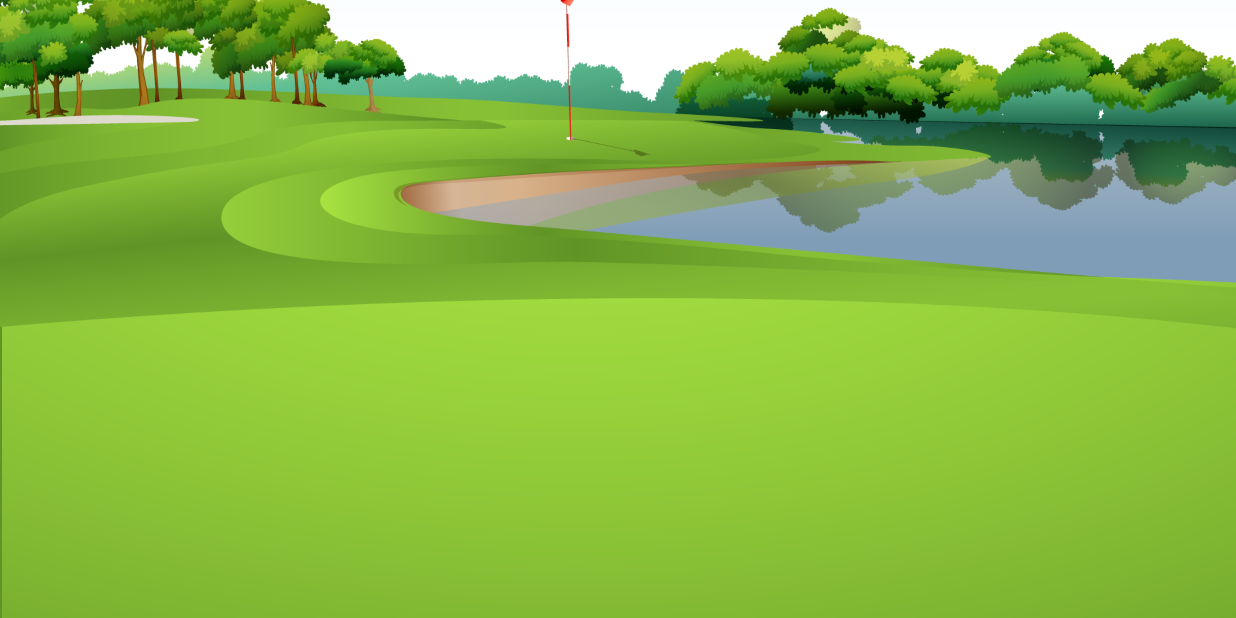
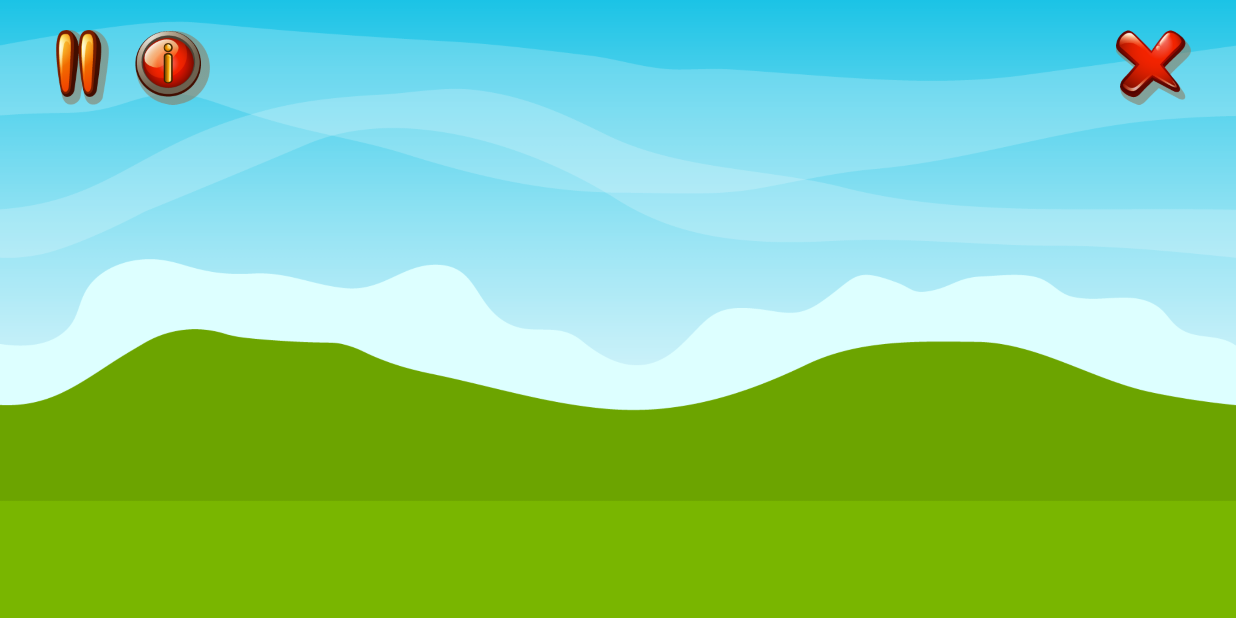
Before and after one commit to JaMachine/WORK_GOLF, an Android app: the screen it shows after launch (Golf), on a phone screen of 824 x 412 dp (held sideways). Run offline under Robolectric (Android 15) with nearby library versions, the phone set to English and light mode, and no system bars; our stand-ins replace navigation-ui.

Commit message:
first navs

```diff
--- a/app/src/main/java/com/example/myapplication/Golf.java
+++ b/app/src/main/java/com/example/myapplication/Golf.java
@@ -30,4 +30,8 @@ public class Golf extends AppCompatActivity implements Theme{
                 View.SYSTEM_UI_FLAG_HIDE_NAVIGATION|
                         View.SYSTEM_UI_FLAG_IMMERSIVE_STICKY);
     }
+
+    @Override
+    public void onBackPressed() {
+    }
 }
--- a/app/src/main/res/layout/content_golf.xml
+++ b/app/src/main/res/layout/content_golf.xml
@@ -5,10 +5,39 @@
     android:layout_height="match_parent"
     app:layout_behavior="@string/appbar_scrolling_view_behavior">
 
+    <RelativeLayout
+        android:layout_width="match_parent"
+        android:layout_height="match_parent">
+
+        <ImageView
+            android:layout_width="match_parent"
+            android:layout_height="match_parent"
+            android:scaleType="centerCrop"
+            android:src="@drawable/back" />
+    </RelativeLayout>
+
     <ImageView
-        android:layout_width="match_parent"
-        android:layout_height="match_parent"
-        android:scaleType="centerCrop"
-        android:src="@drawable/back_without_hole" />
+        android:id="@+id/pause"
+        android:layout_width="50dp"
+        android:layout_height="50dp"
+        android:layout_marginLeft="30dp"
+        android:layout_marginTop="20dp"
+        android:src="@drawable/pause_button" />
 
+    <ImageView
+        android:id="@+id/info"
+        android:layout_width="50dp"
+        android:layout_height="50dp"
+        android:layout_marginLeft="90dp"
+        android:layout_marginTop="20dp"
+        android:src="@drawable/info_button" />
+
+    <ImageView
+        android:id="@+id/exit"
+        android:layout_width="50dp"
+        android:layout_height="50dp"
+        android:layout_alignParentRight="true"
+        android:layout_marginTop="20dp"
+        android:layout_marginRight="30dp"
+        android:src="@drawable/exit_button" />
 </RelativeLayout>
```
Also changed, not shown: app/src/main/res/drawable/back.png, app/src/main/res/drawable/back_load.png (added).
